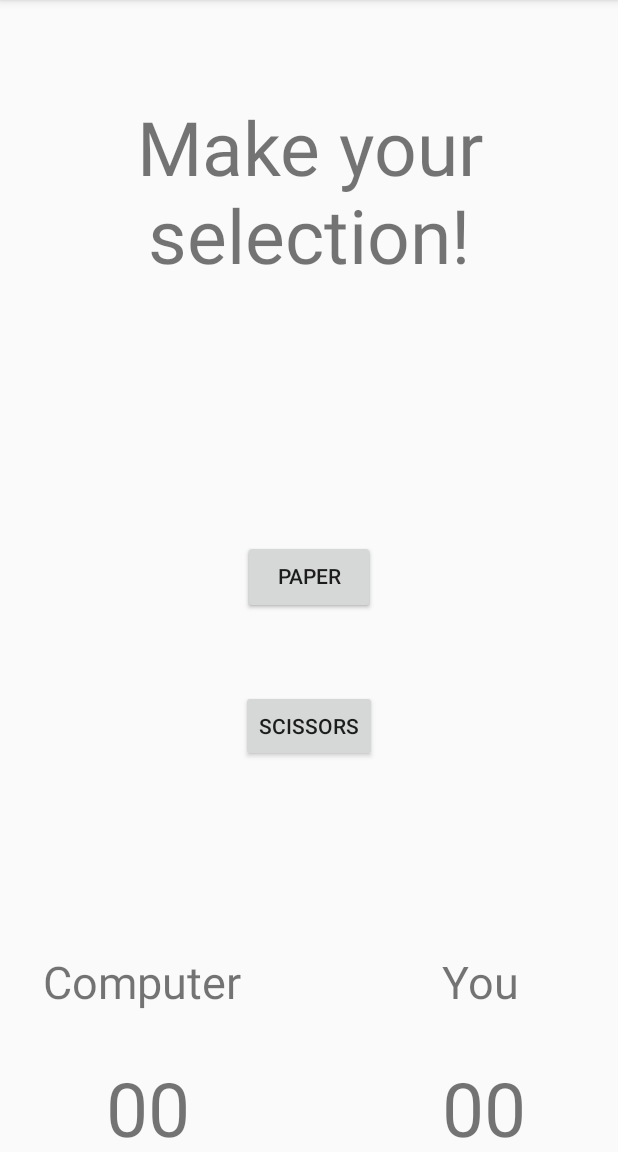
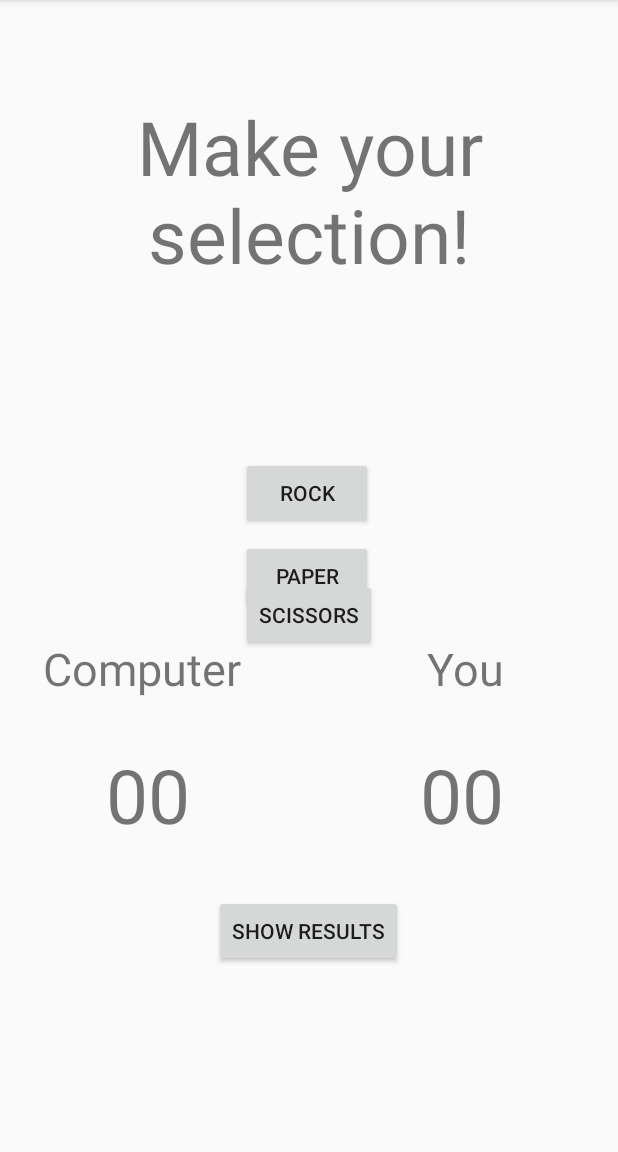
Before and after one commit to dominicfraser/RockPaperScissorsAndiodLab, an Android app: the SelectionActivity screen opened directly, with no data from a screen before it, on a phone screen of 412 x 824 dp, the part 84-1236 px from its top. Run offline under Robolectric (Android 15) with nearby library versions, the light colour scheme and no system bars.

Commit message:
GameResult made parcelable but not tested, GamesList commented out not compiling Parcelable

```diff
--- a/app/src/main/AndroidManifest.xml
+++ b/app/src/main/AndroidManifest.xml
@@ -21,6 +21,7 @@
                 <category android:name="android.intent.category.LAUNCHER" />
             </intent-filter>
         </activity>
+        <activity android:name=".GameResultsListActivity"></activity>
     </application>
 
 </manifest>
--- a/app/src/main/java/example/codeclan/com/rockpaperscissors/GamesList.java
+++ b/app/src/main/java/example/codeclan/com/rockpaperscissors/GamesList.java
@@ -1,4 +1,7 @@
 package example.codeclan.com.rockpaperscissors;
+
+import android.os.Parcel;
+import android.os.Parcelable;
 
 import java.util.ArrayList;
 
@@ -6,9 +9,10 @@ import java.util.ArrayList;
  * Created by user on 19/04/2017.
  */
 
-public class GamesList {
+public class GamesList  {
+    //would need to implement Parcelable
 
-    private ArrayList<GameResult> list;
+    private ArrayList<GameResult> list;   //this was made static when parcelable??
 
     public GamesList(){
         list = new ArrayList<GameResult>();
@@ -29,4 +33,32 @@ public class GamesList {
     public GameResult entry(int index) {
         return list.get(index);
     }
+
+    //    PARCELABLE
+    //   NEED HELP
+//    @Override
+//    public int describeContents() {
+//        return 0;
+//    }
+//
+//    @Override
+//    public void writeToParcel(Parcel out, int flags)
+//    {
+//        out.writeTypedList(list);
+//    }
+//
+//    private static GameResult readFromParcel(Parcel in) {
+//        in.readTypedList(list, GameResult.CREATOR);
+//    }
+//
+//    public static final Parcelable.Creator<GamesList> CREATOR =
+//            new Parcelable.Creator<GamesList>() {
+//                public GamesList createFromParcel(Parcel in) {
+//                    return new GamesList(in);
+//                }
+//
+//                public GamesList[] newArray(int size) {
+//                    return new GamesList[size];
+//                }
+//            };
 }
--- a/app/src/main/res/layout/activity_selection.xml
+++ b/app/src/main/res/layout/activity_selection.xml
@@ -33,20 +33,21 @@
         android:text="@string/rock_button_text"
         android:layout_width="wrap_content"
         android:layout_height="wrap_content"
-        android:layout_below="@+id/title_and_result"
-        android:layout_centerHorizontal="true"
-        android:layout_marginTop="171dp"
-        android:id="@+id/rock_button" />
+        android:layout_marginTop="60dp"
+        android:id="@+id/rock_button"
+        android:layout_below="@+id/computerChoice"
+        android:layout_alignLeft="@+id/scissors_button"
+        android:layout_alignStart="@+id/scissors_button" />
 
     <Button
         android:onClick="onPaperClick"
         android:text="@string/paper_button_text"
         android:layout_width="wrap_content"
         android:layout_height="wrap_content"
+        android:id="@+id/paper_button"
         android:layout_centerVertical="true"
-        android:layout_alignLeft="@+id/rock_button"
-        android:layout_alignStart="@+id/rock_button"
-        android:id="@+id/paper_button" />
+        android:layout_alignLeft="@+id/scissors_button"
+        android:layout_alignStart="@+id/scissors_button" />
 
     <Button
         android:onClick="onScissorsClick"
@@ -54,9 +55,9 @@
         android:id="@+id/scissors_button"
         android:layout_width="wrap_content"
         android:layout_height="wrap_content"
-        android:layout_below="@+id/paper_button"
+        android:layout_below="@+id/rock_button"
         android:layout_centerHorizontal="true"
-        android:layout_marginTop="52dp" />
+        android:layout_marginTop="33dp" />
 
     <TextView
         android:text="Computer"
@@ -66,21 +67,21 @@
         android:id="@+id/textView2"
         android:layout_alignBaseline="@+id/textView3"
         android:layout_alignBottom="@+id/textView3"
-        android:layout_toLeftOf="@+id/scissors_button"
-        android:layout_toStartOf="@+id/scissors_button" />
+        android:layout_toLeftOf="@+id/paper_button"
+        android:layout_toStartOf="@+id/paper_button" />
 
     <TextView
         android:text="You"
         android:textSize="30sp"
         android:layout_width="wrap_content"
         android:layout_height="wrap_content"
-        android:layout_marginTop="126dp"
         android:id="@+id/textView3"
-        android:layout_below="@+id/scissors_button"
+        android:layout_marginLeft="33dp"
+        android:layout_marginStart="33dp"
+        android:layout_marginTop="17dp"
+        android:layout_below="@+id/paper_button"
         android:layout_toRightOf="@+id/scissors_button"
-        android:layout_toEndOf="@+id/scissors_button"
-        android:layout_marginLeft="43dp"
-        android:layout_marginStart="43dp" />
+        android:layout_toEndOf="@+id/scissors_button" />
 
     <TextView
         android:id="@+id/computer_score"
@@ -103,8 +104,18 @@
         android:layout_height="wrap_content"
         android:layout_alignBaseline="@+id/computer_score"
         android:layout_alignBottom="@+id/computer_score"
-        android:layout_alignLeft="@+id/textView3"
-        android:layout_alignStart="@+id/textView3" />
+        android:layout_alignRight="@+id/textView3"
+        android:layout_alignEnd="@+id/textView3" />
+
+    <Button
+        android:id="@+id/show_results"
+        android:onClick="OnShowResultsClick"
+        android:text="@string/show_results"
+        android:layout_width="wrap_content"
+        android:layout_height="wrap_content"
+        android:layout_below="@+id/computer_score"
+        android:layout_centerHorizontal="true"
+        android:layout_marginTop="33dp" />
 
 
 
--- a/app/src/main/res/values/strings.xml
+++ b/app/src/main/res/values/strings.xml
@@ -5,4 +5,5 @@
     <string name="scissors_button_text">Scissors</string>
     <string name="welcome_text">Lorem ipsum dolor sit amet, consectetur adipisicing elit, sed do eiusmod tempor incididunt ut labore et dolore magna aliqua.</string>
     <string name="welcome_title">Rock! Paper! Scissors!</string>
+    <string name="show_results">Show Results</string>
 </resources>
```
Also changed, not shown: app/src/main/java/example/codeclan/com/rockpaperscissors/GameResult.java (+38 -1 lines), app/src/main/java/example/codeclan/com/rockpaperscissors/GameResultsListActivity.java (added, +26 -0 lines), app/src/main/java/example/codeclan/com/rockpaperscissors/SelectionActivity.java (+11 -0 lines).
